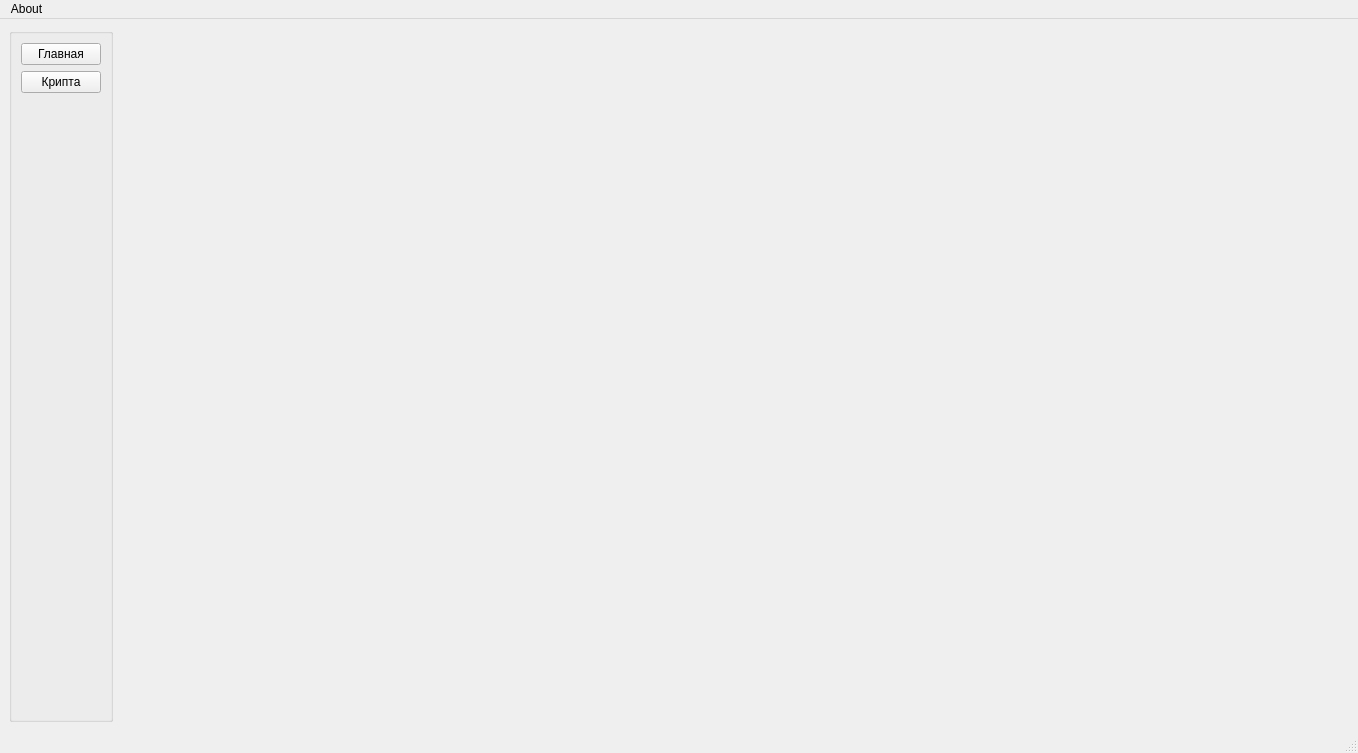
Above: widgets/major_application_window.ui from navI-tutoff/finance_accounting_app before the change. Below: the same form after it.
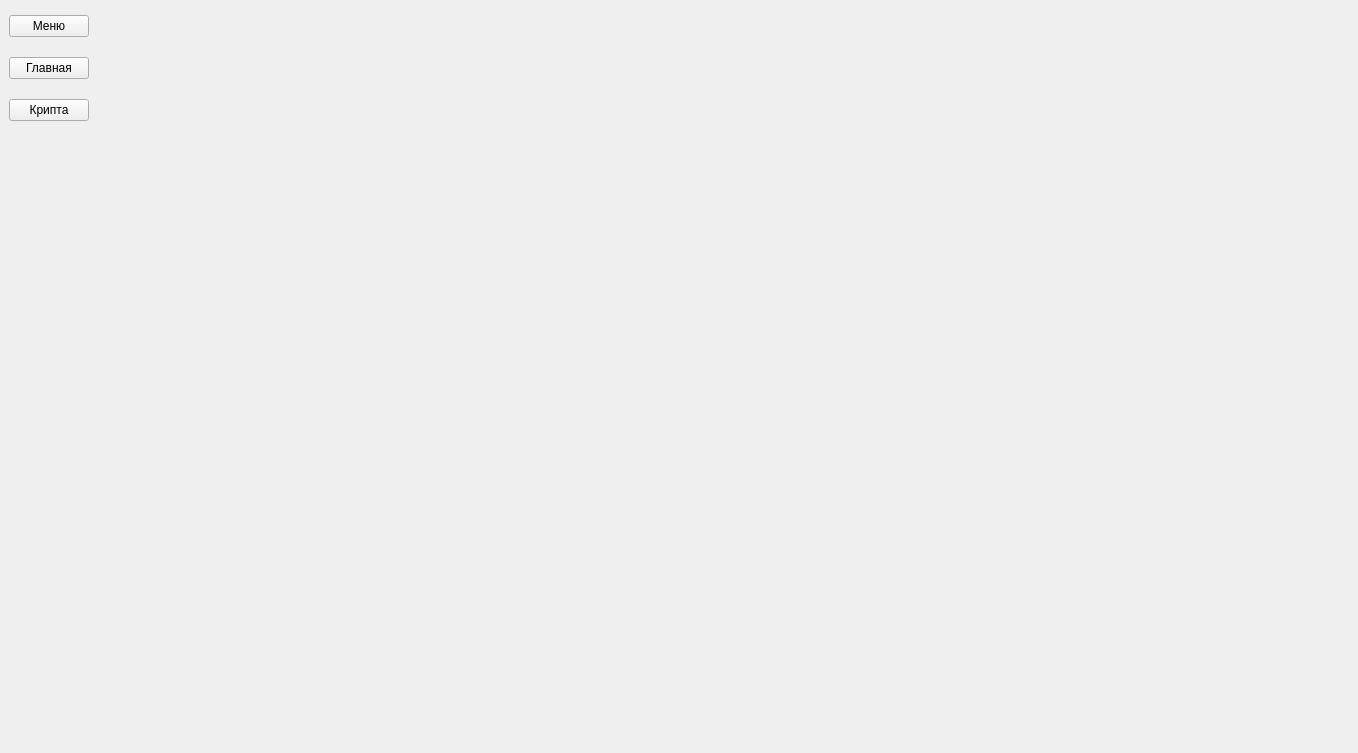
That is the form after the change.

Commit message: done frontend for left buttons menu

What changed in the file:
```diff
--- a/widgets/major_application_window.ui
+++ b/widgets/major_application_window.ui
@@ -18,18 +18,40 @@
   </property>
   <widget class="QWidget" name="centralwidget">
    <layout class="QHBoxLayout" name="horizontalLayout">
+    <property name="leftMargin">
+     <number>0</number>
+    </property>
+    <property name="topMargin">
+     <number>0</number>
+    </property>
+    <property name="bottomMargin">
+     <number>0</number>
+    </property>
     <item>
-     <widget class="QGroupBox" name="menuGroupBox">
-      <property name="title">
-       <string/>
+     <widget class="QFrame" name="menuFrame">
+      <property name="sizePolicy">
+       <sizepolicy hsizetype="Fixed" vsizetype="Expanding">
+        <horstretch>0</horstretch>
+        <verstretch>1</verstretch>
+       </sizepolicy>
       </property>
       <layout class="QVBoxLayout" name="verticalLayout">
        <property name="spacing">
-        <number>6</number>
+        <number>20</number>
        </property>
        <property name="leftMargin">
         <number>9</number>
        </property>
+       <property name="topMargin">
+        <number>15</number>
+       </property>
+       <item>
+        <widget class="QPushButton" name="menuPushButton">
+         <property name="text">
+          <string>Меню</string>
+         </property>
+        </widget>
+       </item>
        <item>
         <widget class="QPushButton" name="mainWindowPushButton">
          <property name="text">
@@ -69,23 +91,6 @@
     </item>
    </layout>
   </widget>
-  <widget class="QMenuBar" name="menubar">
-   <property name="geometry">
-    <rect>
-     <x>0</x>
-     <y>0</y>
-     <width>1358</width>
-     <height>21</height>
-    </rect>
-   </property>
-   <widget class="QMenu" name="menu">
-    <property name="title">
-     <string>About</string>
-    </property>
-   </widget>
-   <addaction name="menu"/>
-  </widget>
-  <widget class="QStatusBar" name="statusbar"/>
   <action name="action">
    <property name="text">
     <string>Информация</string>
```
The commit also changes 7 other files.
